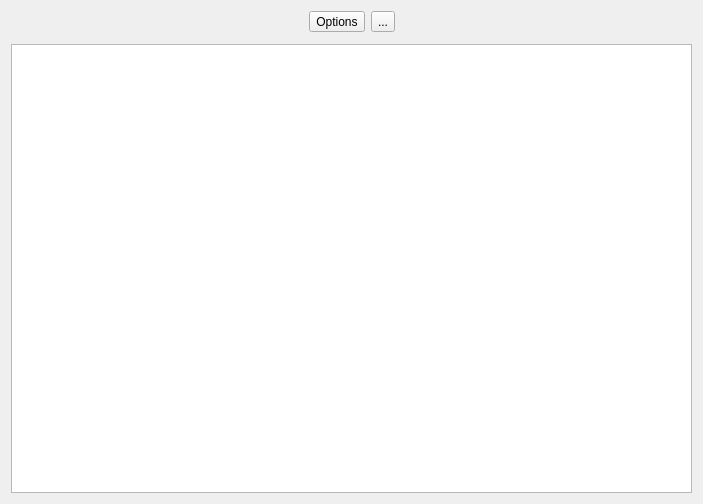
Before: the Qt Designer form qt/qtgo/qtgo/network/PeerChooser.ui in alecs1/home, drawn with Qt 5.
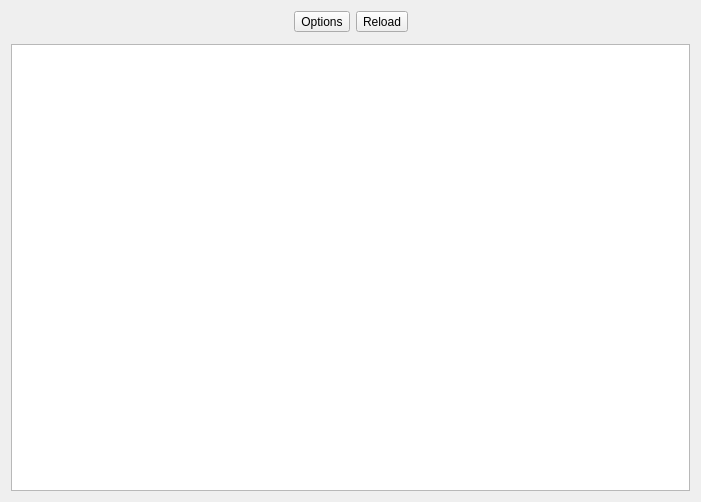
After: the same form once the commit is applied. Icons and pictures are not drawn.

Diff of the .ui file:
```diff
--- a/qt/qtgo/qtgo/network/PeerChooser.ui
+++ b/qt/qtgo/qtgo/network/PeerChooser.ui
@@ -6,8 +6,8 @@
    <rect>
     <x>0</x>
     <y>0</y>
-    <width>703</width>
-    <height>504</height>
+    <width>701</width>
+    <height>502</height>
    </rect>
   </property>
   <property name="windowTitle">
@@ -17,7 +17,7 @@
    <iconset resource="../res.qrc">
     <normaloff>:/resources/cursorBlackWhite.png</normaloff>:/resources/cursorBlackWhite.png</iconset>
   </property>
-  <layout class="QGridLayout" name="gridLayout_2">
+  <layout class="QGridLayout" name="gridLayout_2" rowstretch="0,0,0,0,0,0,1">
    <item row="0" column="0">
     <layout class="QHBoxLayout" name="horizontalLayout">
      <item>
@@ -35,20 +35,38 @@
      </item>
      <item>
       <widget class="QToolButton" name="settingsButton">
+       <property name="sizePolicy">
+        <sizepolicy hsizetype="Fixed" vsizetype="Expanding">
+         <horstretch>0</horstretch>
+         <verstretch>0</verstretch>
+        </sizepolicy>
+       </property>
        <property name="text">
         <string>Options</string>
        </property>
+       <property name="toolButtonStyle">
+        <enum>Qt::ToolButtonTextUnderIcon</enum>
+       </property>
       </widget>
      </item>
      <item>
       <widget class="QToolButton" name="reloadButton">
        <property name="text">
-        <string>...</string>
+        <string>Reload</string>
        </property>
        <property name="icon">
         <iconset resource="../res.qrc">
          <normaloff>:/resources/defaultValue--edit-undo.svg</normaloff>:/resources/defaultValue--edit-undo.svg</iconset>
        </property>
+       <property name="iconSize">
+        <size>
+         <width>32</width>
+         <height>32</height>
+        </size>
+       </property>
+       <property name="toolButtonStyle">
+        <enum>Qt::ToolButtonTextUnderIcon</enum>
+       </property>
       </widget>
      </item>
      <item>
@@ -67,7 +85,14 @@
     </layout>
    </item>
    <item row="6" column="0">
-    <widget class="QListWidget" name="listWidget"/>
+    <widget class="QListWidget" name="listWidget">
+     <property name="sizePolicy">
+      <sizepolicy hsizetype="Expanding" vsizetype="Expanding">
+       <horstretch>0</horstretch>
+       <verstretch>1</verstretch>
+      </sizepolicy>
+     </property>
+    </widget>
    </item>
    <item row="1" column="0">
     <widget class="QWidget" name="optionsWidget" native="true">
```
